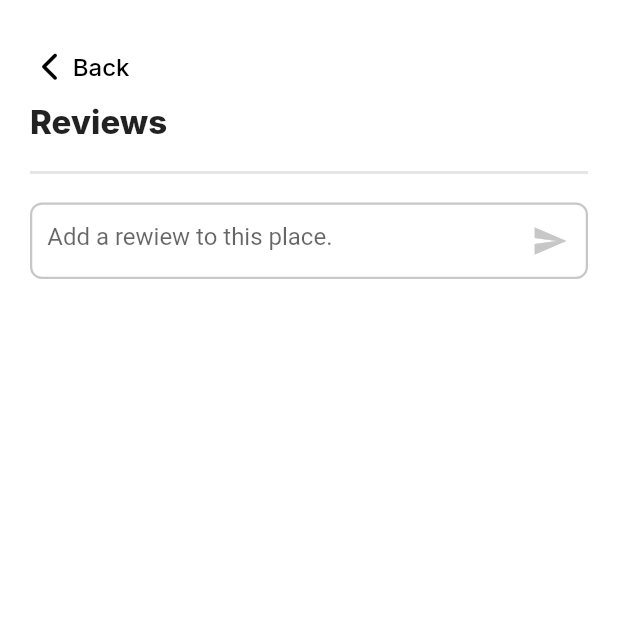
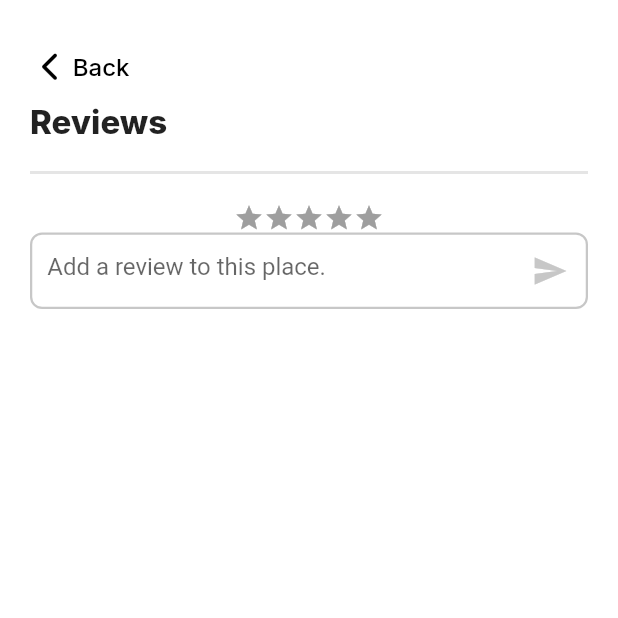
Before and after one commit to swtmply/touristop, a Flutter app: the SpotReviews screen opened by its route, on a phone screen of 412 x 824 dp, the top half of it. Run offline on Flutter 3.47's test engine with Material 2 defaults, Android fonts, the light colour scheme and no system bars; drawn by our look-alikes of flutter_rating_bar; our stand-ins replace cloud_firestore, dropdown_button2, firebase_auth, firebase_core, flutter_riverpod, font_awesome_flutter and 9 more; missing offline and left inert: dart:ffi, flutter_dash_nullsafety; accounts and stored records are empty.

Commit message:
added rating bar to reviews

```diff
--- a/lib/screens/sections/selected_spot/spot_reviews.dart
+++ b/lib/screens/sections/selected_spot/spot_reviews.dart
@@ -1,6 +1,10 @@
+import 'dart:developer';
+import 'dart:ffi';
+
 import 'package:cloud_firestore/cloud_firestore.dart';
 import 'package:firebase_auth/firebase_auth.dart';
 import 'package:flutter/material.dart';
+import 'package:flutter_rating_bar/flutter_rating_bar.dart';
 import 'package:flutter_riverpod/flutter_riverpod.dart';
 import 'package:font_awesome_flutter/font_awesome_flutter.dart';
 import 'package:google_fonts/google_fonts.dart';
@@ -17,7 +21,7 @@ class _SpotReviewsState extends ConsumerState<SpotReviews> {
   final reviewField = TextEditingController();
 
   String review = '';
-  int rating = 0;
+  double rating = 0;
 
   @override
   Widget build(BuildContext context) {
@@ -72,6 +76,19 @@ class _SpotReviewsState extends ConsumerState<SpotReviews> {
               color: Color.fromRGBO(229, 229, 229, 1),
             ),
             const SizedBox(height: 10),
+            RatingBar.builder(
+              minRating: 1,
+              direction: Axis.horizontal,
+              allowHalfRating: false,
+              itemCount: 5,
+              itemSize: 20,
+              itemPadding: EdgeInsets.zero,
+              itemBuilder: (context, _) => const Icon(Icons.star,
+                  color: Color.fromRGBO(255, 239, 100, 1)),
+              onRatingUpdate: (rating) => setState(() {
+                this.rating = rating;
+              }),
+            ),
             Container(
               padding: const EdgeInsets.only(left: 10),
               decoration: BoxDecoration(
@@ -84,14 +101,15 @@ class _SpotReviewsState extends ConsumerState<SpotReviews> {
               child: TextField(
                 controller: reviewField,
                 decoration: InputDecoration(
-                  hintText: 'Add a rewiew to this place.',
+                  hintText: 'Add a review to this place.',
                   border: InputBorder.none,
                   suffixIcon: IconButton(
                     onPressed: () {
                       reviews.add({
                         'review': review,
-                        'user': user!.displayName,
-                        'spot': selectedSpot.spot!.name
+                        'user': user,
+                        'spot': selectedSpot.spot!.name,
+                        'rating': rating
                       }).catchError((error) =>
                           debugPrint('Failed to add comment: $error'));
 
@@ -137,19 +155,19 @@ class _SpotReviewsState extends ConsumerState<SpotReviews> {
                             // padding: const EdgeInsets.symmetric(vertical: 20),
                             child: Row(
                               children: [
-                                Container(
-                                  height: 60,
-                                  width: 60,
-                                  decoration: BoxDecoration(
-                                    shape: BoxShape.circle,
-                                    color: Colors.pink,
-                                    image: DecorationImage(
-                                      image: NetworkImage(
-                                        user!.photoURL.toString(),
-                                      ),
-                                    ),
-                                  ),
-                                ),
+                                // Container(
+                                //   height: 60,
+                                //   width: 60,
+                                //   decoration: BoxDecoration(
+                                //     shape: BoxShape.circle,
+                                //     color: Colors.pink,
+                                //     image: DecorationImage(
+                                //       image: NetworkImage(
+                                //         data['user'].photo.toString(),
+                                //       ),
+                                //     ),
+                                //   ),
+                                // ),
                                 const SizedBox(
                                   width: 20,
                                 ),
```
